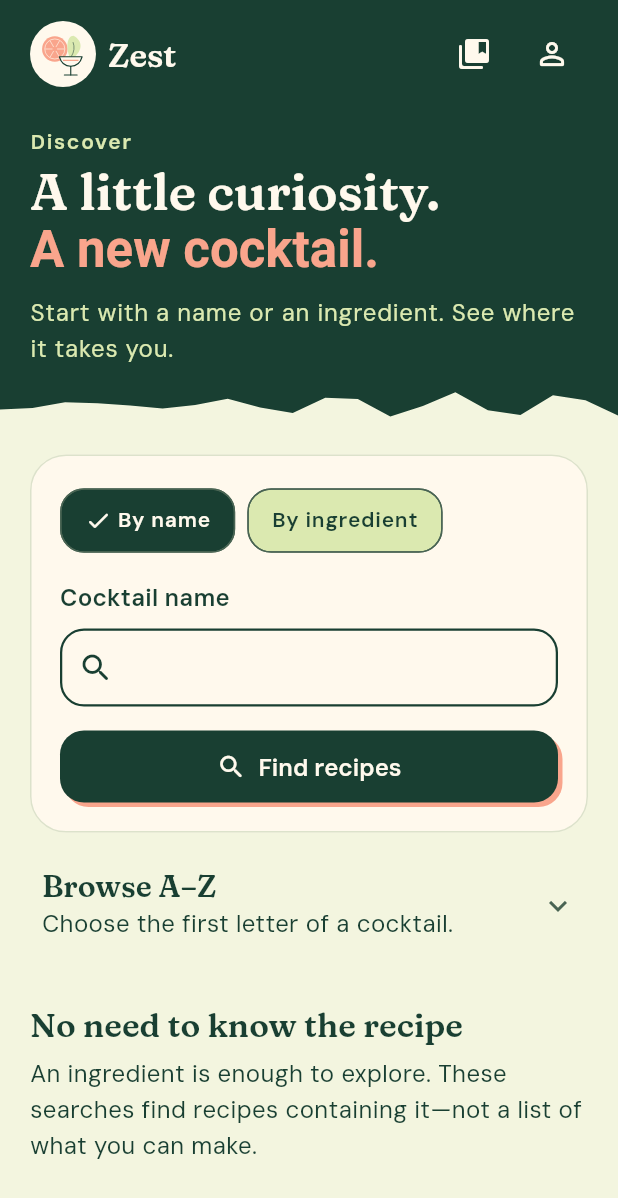
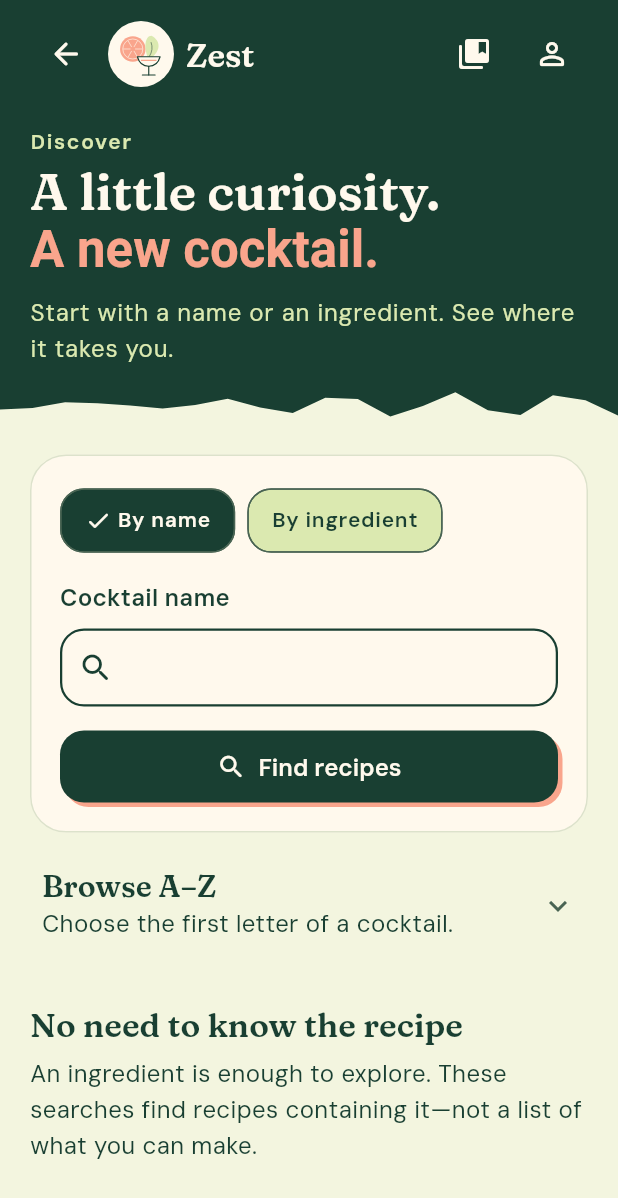
Before and after one commit to Adam-Zborovsky/Zest, a Flutter app: the DiscoveryScreen screen opened by its route, on a phone screen of 412 x 824 dp. Shown: the top 1198 px of the screen. Run offline on Flutter 3.47's test engine with Material 3 defaults, Android fonts, the phone set to English and light mode, and no system bars; our stand-ins replace drift, drift_flutter, flutter_riverpod, go_router, image_picker, shared_preferences; accounts and stored records are empty; generated files the repository leaves out were written again.

Commit message:
fix(navigation): give every screen a way back home
Home's action tiles used go(), which replaced the stack, so discovery and
bar had no route back; Back with no history fell back to discovery. Tiles
now push (clearing the constellation selection first, per DESIGN.md),
Back with no history goes home, discovery shows Back, and the Zest
wordmark is a labelled home button on every framed page. Regenerates the
discovery goldens and adds tests for each route home.

Co-Authored-By: Claude Opus 5 <noreply@anthropic.com>
Claude-Session: https://claude.ai/code/session_016jn5oy1CvgxWS89TkNUiKE

```diff
--- a/frontend/lib/features/discovery/presentation/discovery_screen.dart
+++ b/frontend/lib/features/discovery/presentation/discovery_screen.dart
@@ -74,6 +74,7 @@ class _DiscoveryScreenState extends ConsumerState<DiscoveryScreen> {
   Widget build(BuildContext context) {
     final query = widget.query;
     return DiscoveryFrame(
+      back: true,
       eyebrow: 'Discover',
       title: 'A little curiosity.\n',
       titleAccent: 'A new cocktail.',
--- a/frontend/lib/features/discovery/presentation/discovery_widgets.dart
+++ b/frontend/lib/features/discovery/presentation/discovery_widgets.dart
@@ -177,13 +177,34 @@ class _FrameTopBar extends StatelessWidget {
           // Plain "Back": the previous page may be home, discovery, a recipe,
           // or the collection, so naming one destination would mislead.
           tooltip: 'Back',
+          // With no history (a deep link or a web refresh), Back goes home
+          // rather than leaving the person stranded.
           onPressed:
               onBack ??
-              () => context.canPop() ? context.pop() : context.go('/discover'),
+              () => context.canPop() ? context.pop() : context.go('/'),
           icon: const Icon(Icons.arrow_back_rounded),
         ),
         const SizedBox(width: ZestSpace.xs),
       ],
+      // The wordmark is the always-available route home, from any depth.
+      Expanded(
+        child: Align(
+          alignment: AlignmentDirectional.centerStart,
+          child: Tooltip(
+            message: 'Home',
+            child: InkWell(
+              key: const ValueKey('wordmark-home'),
+              borderRadius: BorderRadius.circular(ZestSpace.xl),
+              onTap: () => context.go('/'),
+              child: Semantics(
+                button: true,
+                label: 'Zest home',
+                excludeSemantics: true,
+                child: ConstrainedBox(
+                  constraints: const BoxConstraints(minHeight: 48),
+                  child: Row(
+                    mainAxisSize: MainAxisSize.min,
+                    children: [
                       const DecoratedBox(
                         decoration: BoxDecoration(
                           color: ZestPalette.peach,
@@ -195,8 +216,20 @@ class _FrameTopBar extends StatelessWidget {
                         ),
                       ),
                       const SizedBox(width: ZestSpace.sm),
-      Expanded(
-        child: Text('Zest', style: Theme.of(context).textTheme.headlineSmall),
+                      Flexible(
+                        child: Text(
+                          'Zest',
+                          style: Theme.of(context).textTheme.headlineSmall,
+                        ),
+                      ),
+                      const SizedBox(width: ZestSpace.sm),
+                    ],
+                  ),
+                ),
+              ),
+            ),
+          ),
+        ),
       ),
       IconButton(
         key: const ValueKey('open-collection'),
```
Also changed, not shown: frontend/lib/features/constellation/presentation/home_screen.dart (+16 -4 lines), 3 other files. Lines whose indentation alone changed are shown as unchanged.
